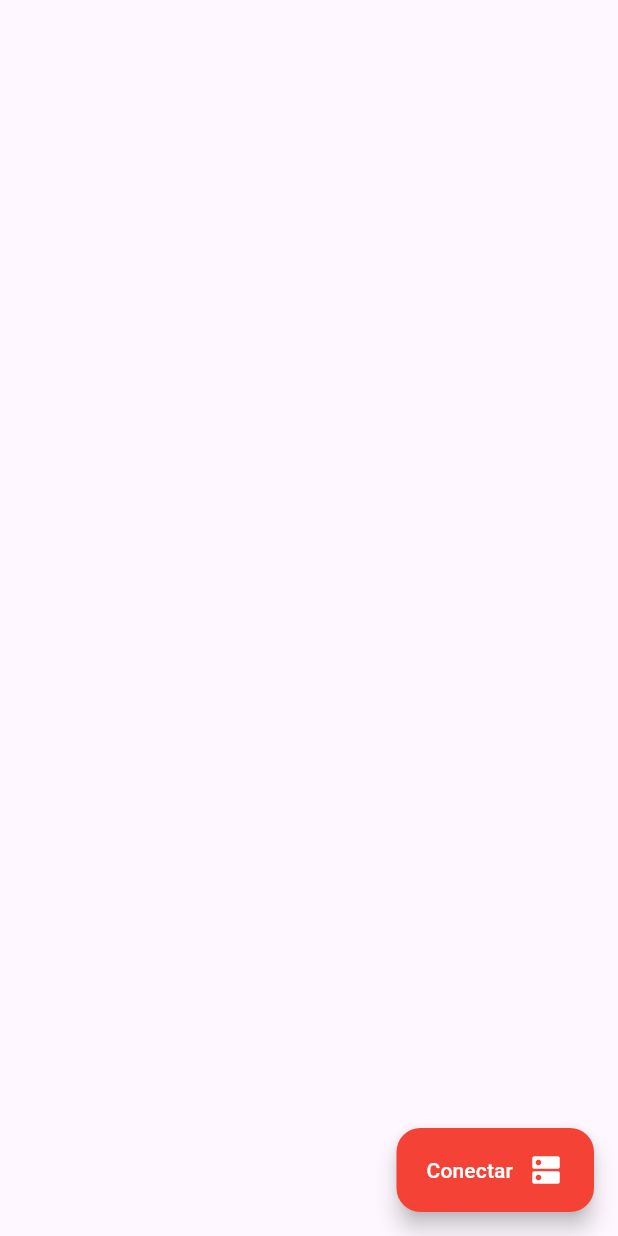
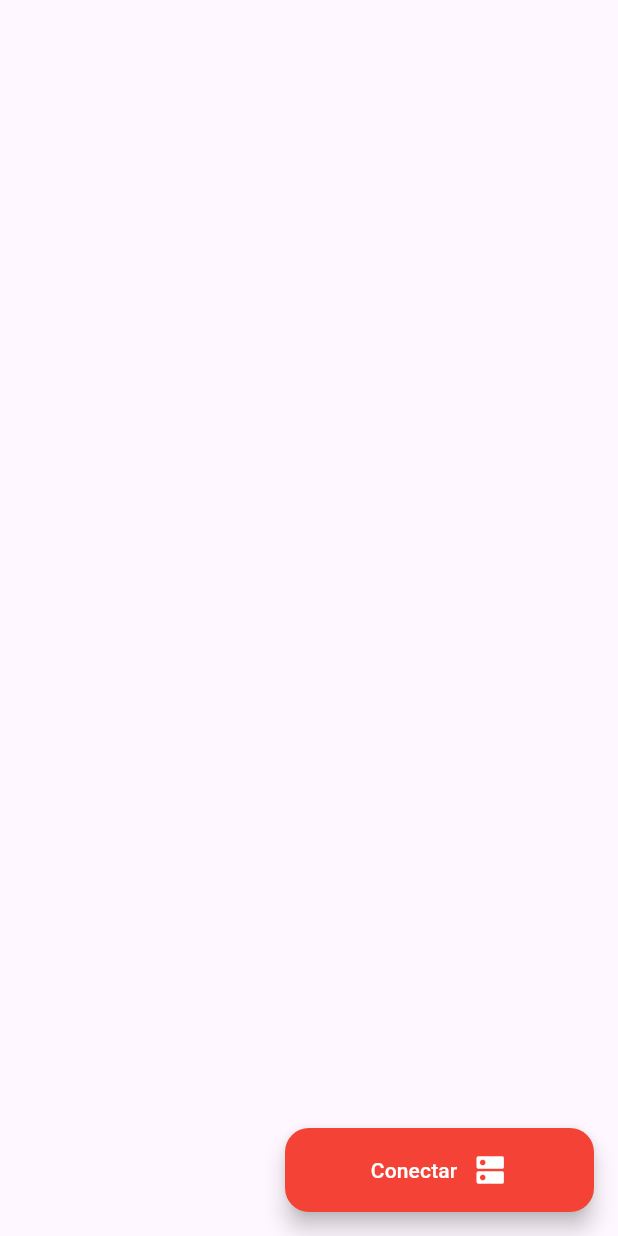
Before and after one commit to matheusoreis/Bonfire-Multiplayer, a Flutter app: the screen it shows after launch, on a phone screen of 412 x 824 dp. Run offline on Flutter 3.47's test engine with Material 3 defaults, Android fonts, the phone set to English and light mode, and no system bars; our stand-ins replace get_it; missing offline and left inert: bonfire.

Commit message:
Correções

```diff
--- a/lib/main.dart
+++ b/lib/main.dart
@@ -66,10 +66,14 @@ class _MyHomePageState extends State<MyHomePage> {
           children: [],
         ),
       ),
-      floatingActionButton: Column(
+      floatingActionButton: SizedBox(
+        width: MediaQuery.of(context).size.width / 2,
+        child: Column(
           mainAxisAlignment: MainAxisAlignment.end,
           children: [
-          ValueListenableBuilder(
+            SizedBox(
+              width: MediaQuery.of(context).size.width,
+              child: ValueListenableBuilder(
                 valueListenable: store.connectionState,
                 builder: (context, value, _) {
                   if (value == ConnectionStatus.conectado) {
@@ -82,13 +86,13 @@ class _MyHomePageState extends State<MyHomePage> {
                         backgroundColor: Colors.green,
                         label: Row(
                           children: [
-                        Padding(
-                          padding: const EdgeInsets.only(
+                            const Padding(
+                              padding: EdgeInsets.only(
                                 right: 10,
                               ),
                               child: Text(
-                            store.conectionStatusText(value).$2,
-                            style: const TextStyle(
+                                'Sincronizar',
+                                style: TextStyle(
                                   color: Colors.white,
                                 ),
                               ),
@@ -123,7 +127,10 @@ class _MyHomePageState extends State<MyHomePage> {
                   return const SizedBox();
                 },
               ),
-          ValueListenableBuilder(
+            ),
+            SizedBox(
+              width: MediaQuery.of(context).size.width,
+              child: ValueListenableBuilder(
                 valueListenable: store.connectionState,
                 builder: (context, value, _) {
                   return FloatingActionButton.extended(
@@ -141,7 +148,7 @@ class _MyHomePageState extends State<MyHomePage> {
                             right: 10,
                           ),
                           child: Text(
-                        store.conectionStatusText(value).$1,
+                            store.conectionStatusText(value),
                             style: const TextStyle(
                               color: Colors.white,
                             ),
@@ -156,7 +163,9 @@ class _MyHomePageState extends State<MyHomePage> {
                   );
                 },
               ),
+            ),
           ],
+        ),
       ),
     );
   }
--- a/lib/main_store.dart
+++ b/lib/main_store.dart
@@ -110,18 +110,16 @@ class MainStore {
     return color;
   }
 
-  (String, String) conectionStatusText(ConnectionStatus status) {
+  String conectionStatusText(ConnectionStatus status) {
     String connection = 'Conectar';
-    String ping = 'Sincronizar';
 
     if (status == ConnectionStatus.conectado) {
       connection = 'Desconectar';
-      ping = 'Novamente';
     } else if (status == ConnectionStatus.conectando) {
       connection = 'Conectando';
     }
 
-    return (connection, ping);
+    return connection;
   }
 
   void showAlertDialog(String message) {
```
Lines whose indentation alone changed are shown as unchanged.
